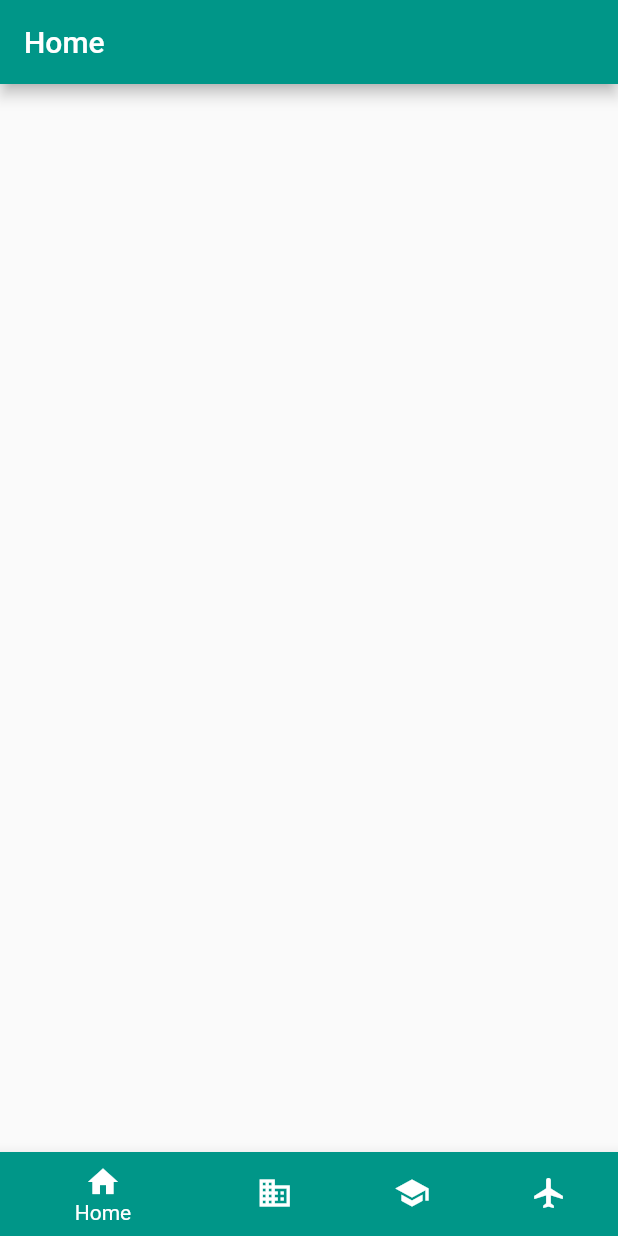
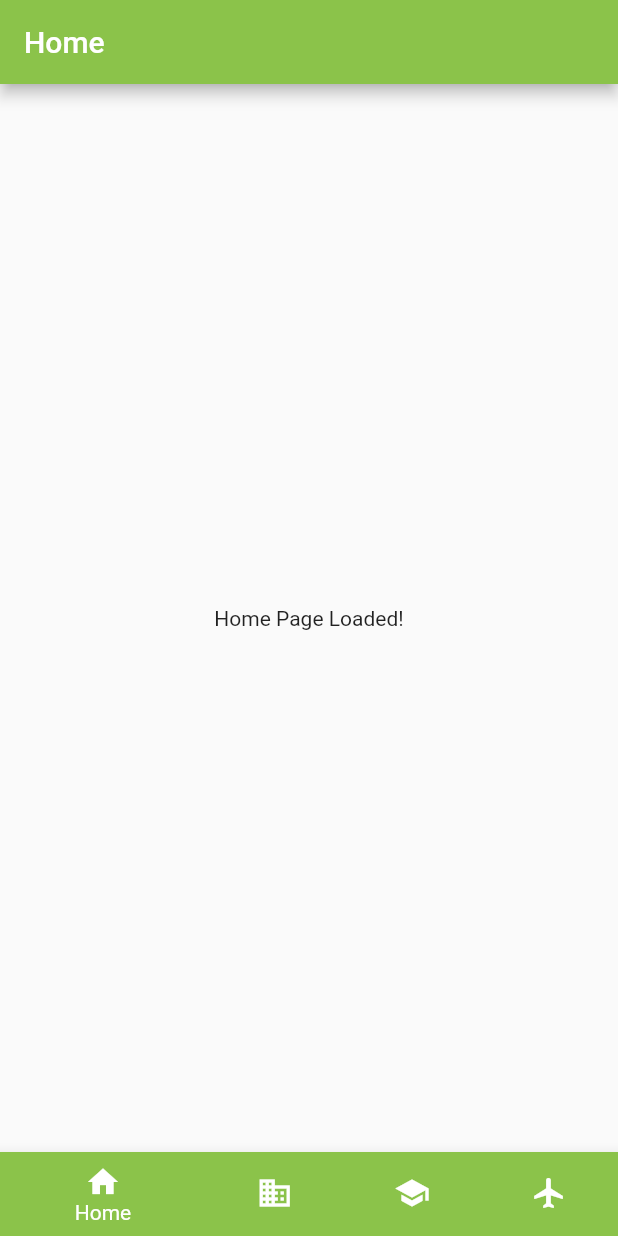
Before and after one commit to ntsummers1/flutter-production-navigation-example, a Flutter app: the screen it shows after launch, on a phone screen of 412 x 824 dp. Run offline on Flutter 3.47's test engine with Material 2 defaults, Android fonts, the phone set to English and light mode, and no system bars; our stand-ins replace bloc, equatable, flutter_bloc.

Commit message:
Give high level destinations their own states

```diff
--- a/lib/bottom_navigation/destinations.dart
+++ b/lib/bottom_navigation/destinations.dart
@@ -9,8 +9,8 @@ class TopLevelDestination {
 }
 
 const List<TopLevelDestination> allDestinations = <TopLevelDestination>[
-  TopLevelDestination(0, 'Home', Icons.home, Colors.teal),
-  TopLevelDestination(1, 'Business', Icons.business, Colors.cyan),
-  TopLevelDestination(2, 'School', Icons.school, Colors.orange),
-  TopLevelDestination(3, 'Flight', Icons.flight, Colors.blue)
+  TopLevelDestination(0, 'Home', Icons.home, Colors.lightGreen),
+  TopLevelDestination(1, 'Business', Icons.business, Colors.lightGreen),
+  TopLevelDestination(2, 'School', Icons.school, Colors.lightGreen),
+  TopLevelDestination(3, 'Flight', Icons.flight, Colors.lightGreen)
 ];
--- a/lib/features/home/presentation/bloc/home_bloc.dart
+++ b/lib/features/home/presentation/bloc/home_bloc.dart
@@ -7,12 +7,21 @@ part 'home_event.dart';
 part 'home_state.dart';
 
 class HomeBloc extends Bloc<HomeEvent, HomeState> {
-  HomeBloc() : super(HomeInitial());
+  HomeBloc() : super(HomeLoading());
 
   @override
   Stream<HomeState> mapEventToState(
     HomeEvent event,
   ) async* {
-    // TODO: implement mapEventToState
+    if (event is HomeStarted) {
+      yield HomeLoading();
+      await _getFirstPageData();
+      yield HomePageLoaded();
+    }
+  }
+
+  Future<String> _getFirstPageData() async {
+    String data = "Hello!";
+    return data;
   }
 }
--- a/lib/features/home/presentation/bloc/home_event.dart
+++ b/lib/features/home/presentation/bloc/home_event.dart
@@ -6,3 +6,8 @@ abstract class HomeEvent extends Equatable {
   @override
   List<Object> get props => [];
 }
+
+class HomeStarted extends HomeEvent {
+  @override
+  String toString() => 'HomeStarted';
+}
--- a/lib/features/home/presentation/bloc/home_state.dart
+++ b/lib/features/home/presentation/bloc/home_state.dart
@@ -7,4 +7,12 @@ abstract class HomeState extends Equatable {
   List<Object> get props => [];
 }
 
-class HomeInitial extends HomeState {}
+class HomeLoading extends HomeState {
+  @override
+  String toString() => 'HomeLoading';
+}
+
+class HomePageLoaded extends HomeState {
+  @override
+  String toString() => 'HomePageLoaded';
+}
--- a/lib/features/home/presentation/pages/home_page.dart
+++ b/lib/features/home/presentation/pages/home_page.dart
@@ -1,5 +1,7 @@
 import 'package:flutter/material.dart';
+import 'package:flutter_bloc/flutter_bloc.dart';
 import 'package:flutter_production_navigation_example/bottom_navigation/destinations.dart';
+import 'package:flutter_production_navigation_example/features/home/presentation/bloc/home_bloc.dart';
 
 class HomePage extends StatelessWidget {
   final TopLevelDestination destination;
@@ -8,14 +10,35 @@ class HomePage extends StatelessWidget {
 
   @override
   Widget build(BuildContext context) {
-    return Scaffold(
-      appBar: AppBar(
-        title: Text(destination.title),
-        backgroundColor: destination.color,
-      ),
-      body: Center(
-        child: Text(''),
+    return MaterialApp(
+      home: BlocProvider<HomeBloc>(
+        create: (context) => HomeBloc()..add(HomeStarted()),
+        child: HomeScreen(),
       ),
     );
   }
 }
+
+class HomeScreen extends StatelessWidget {
+  @override
+  Widget build(BuildContext context) {
+    return Scaffold(
+      appBar: AppBar(title: Text("Home"), backgroundColor: Colors.lightGreen),
+      body: BlocBuilder<HomeBloc, HomeState>(
+        builder: (BuildContext context, HomeState state) {
+          if (state is HomeLoading) {
+            return Center(child: CircularProgressIndicator());
+          }
+          if (state is HomePageLoaded) {
+            return Scaffold(
+              body: Center(
+                child: Text('Home Page Loaded!'),
+              ),
+            );
+          }
+          return Container();
+        },
+      ),
+    );
+  }
+}
```
